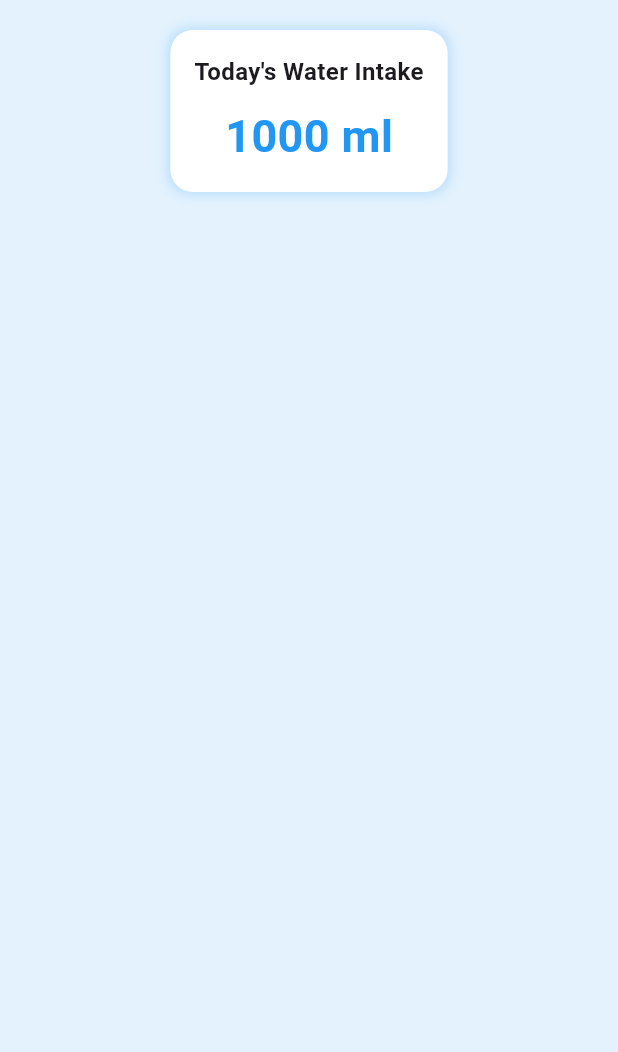
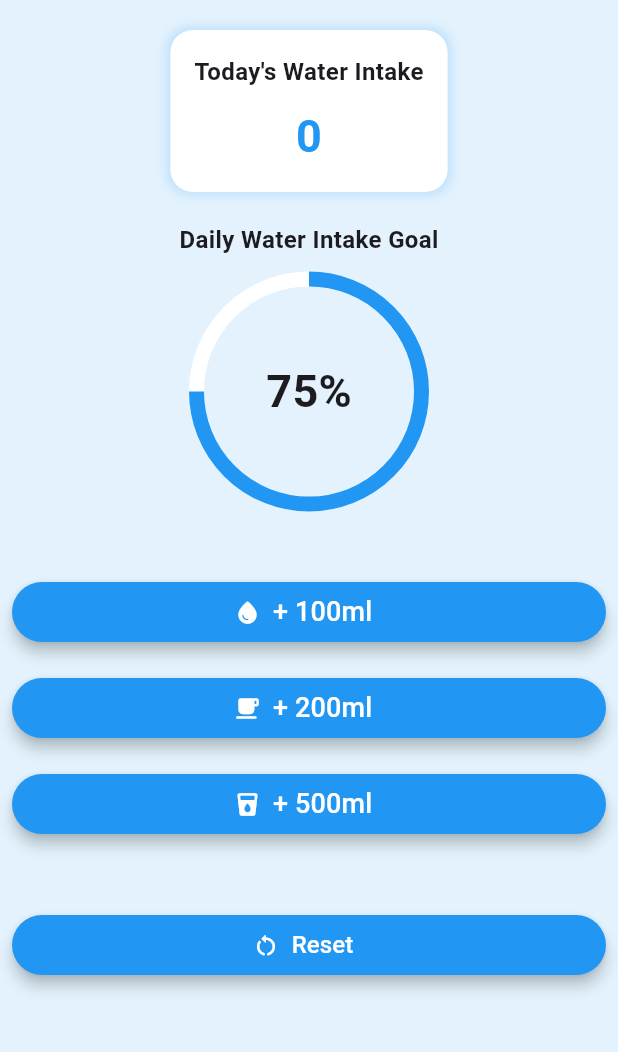
Before and after one commit to WebAdib/watertracker_ostad, a Flutter app: the screen it shows after launch, on a phone screen of 412 x 824 dp, the part 84-1136 px from its top. Run offline on Flutter 3.47's test engine with Material 3 defaults, Android fonts, the phone set to English and light mode, and no system bars.

Commit message:
dynamic add water function

```diff
--- a/lib/WaterTracker.dart
+++ b/lib/WaterTracker.dart
@@ -1,4 +1,6 @@
 import 'package:flutter/material.dart';
+
+import 'widgets/addWaterBtn.dart';
 
 class WaterTracker extends StatefulWidget {
   const WaterTracker({super.key});
@@ -8,6 +10,23 @@ class WaterTracker extends StatefulWidget {
 }
 
 class _WaterTrackerState extends State<WaterTracker> {
+  int _currentIntake = 0;
+  double _targetIntake = 2000; // target daily intake in milliliters
+
+  void _addWater(int amount) {
+    setState(() {
+      if (_currentIntake < _targetIntake) {
+        _currentIntake += amount;
+      }
+    });
+  }
+
+  void _resetWater() {
+    setState(() {
+      _currentIntake = 0;
+    });
+  }
+
   @override
   Widget build(BuildContext context) {
     return Scaffold(
@@ -19,6 +38,7 @@ class _WaterTrackerState extends State<WaterTracker> {
         child: Column(
           //crossAxisAlignment: CrossAxisAlignment.center,
           children: [
+            //////////////////////////////// 1st section water intake tracker
             SizedBox(height: 20),
             Container(
               padding: EdgeInsets.all(16),
@@ -41,7 +61,7 @@ class _WaterTrackerState extends State<WaterTracker> {
                   ),
                   SizedBox(height: 10),
                   Text(
-                    '1000 ml',
+                    '${_currentIntake}',
                     style: TextStyle(
                         fontSize: 30,
                         fontWeight: FontWeight.bold,
@@ -50,6 +70,64 @@ class _WaterTrackerState extends State<WaterTracker> {
                 ],
               ),
             ),
+            //////////////////////////////// 2nd section progress indicator
+            SizedBox(height: 20),
+            Text(
+              'Daily Water Intake Goal',
+              style: TextStyle(fontSize: 16, fontWeight: FontWeight.bold),
+            ),
+            SizedBox(height: 15),
+            Stack(
+              alignment: Alignment.center,
+              children: [
+                Container(
+                  height: 150,
+                  width: 150,
+                  child: CircularProgressIndicator(
+                    value: 0.75, // replace with actual progress value
+                    backgroundColor: Colors.white,
+                    valueColor: new AlwaysStoppedAnimation<Color>(Colors.blue),
+                    strokeWidth: 10,
+                  ),
+                ),
+                Text(
+                  '75%',
+                  style: TextStyle(fontSize: 30, fontWeight: FontWeight.bold),
+                ),
+              ],
+            ),
+            SizedBox(height: 40),
+            //////////////////////////////// 3rd section buttons
+            addWaterBtn(
+              amount: 100,
+              onClick: () => _addWater(100),
+            ),
+            addWaterBtn(
+              amount: 200,
+              icon: Icons.local_cafe_rounded,
+              onClick: () => _addWater(200),
+            ),
+            addWaterBtn(
+              amount: 500,
+              icon: Icons.local_drink_rounded,
+              onClick: () => _addWater(500),
+            ),
+
+            SizedBox(height: 30),
+            SizedBox(
+              width: double.infinity,
+              child: Padding(
+                padding: EdgeInsets.all(8),
+                child: ElevatedButton.icon(
+                  onPressed: _resetWater,
+                  label: Text(
+                    'Reset',
+                    style: TextStyle(fontSize: 16),
+                  ),
+                  icon: Icon(Icons.restart_alt_rounded, color: Colors.white),
+                ),
+              ),
+            ),
           ],
         ),
       ),
--- /dev/null
+++ b/lib/widgets/addWaterBtn.dart
@@ -0,0 +1,27 @@
+import 'package:flutter/material.dart';
+
+class addWaterBtn extends StatelessWidget {
+  final int amount;
+  IconData? icon;
+  final VoidCallback onClick;
+  addWaterBtn(
+      {super.key, required this.amount, this.icon, required this.onClick});
+
+  @override
+  Widget build(BuildContext context) {
+    return SizedBox(
+      width: double.infinity,
+      child: Padding(
+        padding: EdgeInsets.all(8),
+        child: ElevatedButton.icon(
+          onPressed: onClick,
+          label: Text(
+            '+ ${amount}ml',
+            style: TextStyle(fontSize: 18),
+          ),
+          icon: Icon(icon ?? Icons.water_drop_rounded, color: Colors.white),
+        ),
+      ),
+    );
+  }
+}
```
